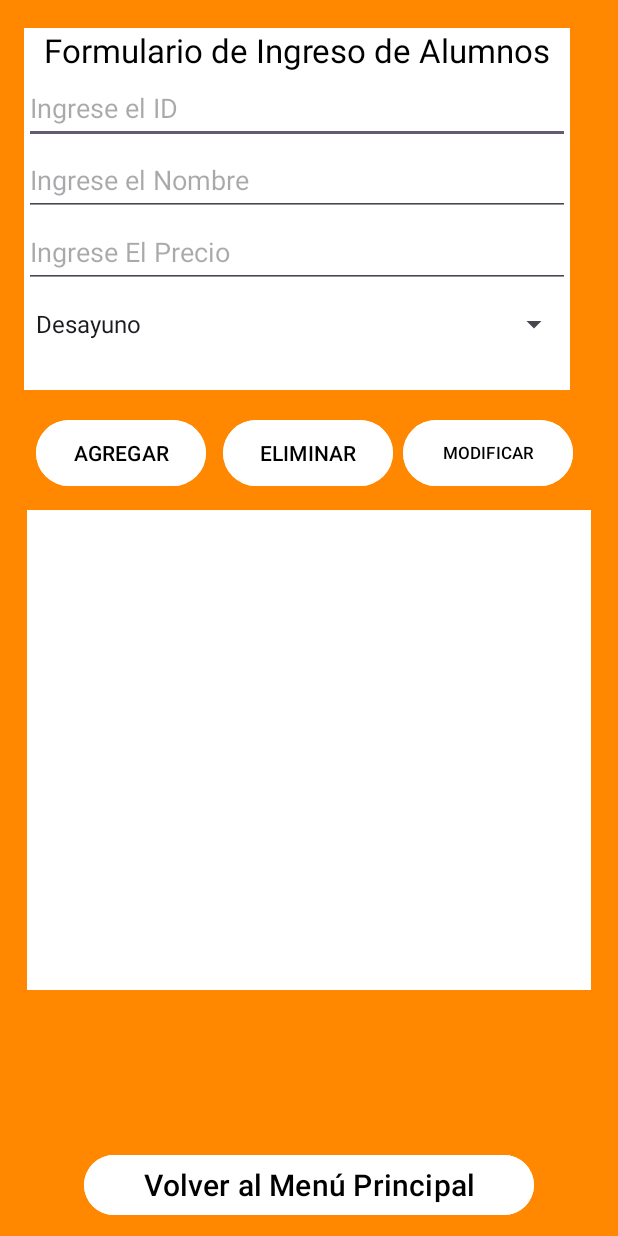
After one commit to Blank2D/Remyapp, an Android app: the CRUD screen opened directly, with no data from a screen before it, on a phone screen of 412 x 824 dp. The commit adds this screen. Run offline under Robolectric (Android 15) with nearby library versions, the phone set to English and light mode, and no system bars.

Commit message:
Evaluacion LUNES 11/11

```diff
--- a/app/src/main/AndroidManifest.xml
+++ b/app/src/main/AndroidManifest.xml
@@ -31,6 +31,8 @@
         <activity android:name=".TodasLasRecetas"></activity>
         <activity android:name=".Mapa"></activity>
         <activity android:name=".SensorActivity"></activity>
+        <activity android:name=".Multimedia"></activity>
+        <activity android:name="CRUD"></activity>
 
 
     </application>
--- /dev/null
+++ b/app/src/main/java/com/example/remyapp/CRUD.java
@@ -0,0 +1,141 @@
+package com.example.remyapp;
+
+import android.content.Intent;
+import android.os.Bundle;
+import androidx.appcompat.app.AppCompatActivity;
+//Librerias de SQLite
+import android.content.ContentValues;
+import android.database.Cursor;
+import android.database.sqlite.SQLiteDatabase;
+import android.view.View;
+import android.widget.ArrayAdapter;
+import android.widget.EditText;
+import android.widget.ListView;
+import android.widget.Spinner;
+import android.widget.Toast;
+
+
+public class CRUD extends AppCompatActivity {
+
+    //Declarar variables
+    Spinner spSpinner;
+    String[] tiposdePLato = new String[]{"Desayuno", "Entrada", "Fondo", "Postre", "Cena"};
+    EditText edtId, edtNom, edtDir;
+    ListView lista;
+
+    @Override
+    protected void onCreate(Bundle savedInstanceState) {
+        super.onCreate(savedInstanceState);
+        setContentView(R.layout.activity_crud);
+
+        //Defino los campos del formulario
+        edtId = (EditText) findViewById(R.id.edtid);
+        edtNom = (EditText) findViewById(R.id.edtNom);
+        edtDir = (EditText) findViewById(R.id.edtDir);
+        spSpinner = (Spinner) findViewById(R.id.spSpinner);
+        lista = (ListView) findViewById(R.id.lstLista);
+
+        //Poblar Spinner
+        ArrayAdapter<String> spinnerAdapter = new ArrayAdapter<>(this, android.R.layout.simple_spinner_item, tiposdePLato);
+        spinnerAdapter.setDropDownViewResource(android.R.layout.simple_spinner_dropdown_item);
+        spSpinner.setAdapter(spinnerAdapter);
+        CargarLista();
+
+    }
+
+    public void CargarLista(){
+        DataHelper dh = new DataHelper(this, "recetas.db", null, 1);
+        SQLiteDatabase bd = dh.getWritableDatabase();
+        Cursor c = bd.rawQuery("Select id, nombre, precio, tipoDePlato from recetas", null);
+        String[] arr = new String[c.getCount()];
+        if(c.moveToFirst() == true){
+            int i = 0;
+            do{
+                String linea = "||" + c.getInt(0) + "||" + c.getString(1)
+                        + "||" + c.getString(2) + "||" + c.getString(3) + "||";
+                arr[i] = linea;
+                i++;
+            }while (c.moveToNext() == true);
+            ArrayAdapter<String> adapter = new ArrayAdapter<String>
+                    (this, android.R.layout.simple_expandable_list_item_1, arr);
+            lista.setAdapter(adapter);
+            bd.close();
+        }
+    }
+
+    public void onClickAgregar (View view){
+        DataHelper dh=new DataHelper(this, "recetas.db", null, 1);
+        SQLiteDatabase bd= dh.getWritableDatabase();
+        ContentValues reg= new ContentValues();
+        reg.put("id", edtId.getText().toString());
+        reg.put("nombre", edtNom.getText().toString());
+        reg.put("precio", edtDir.getText().toString());
+        reg.put("tipoDePlato", spSpinner.getSelectedItem().toString());
+        long resp = bd.insert("recetas", null, reg);
+        bd.close();
+        if(resp==-1){
+            Toast.makeText(this,"No se ´puede ingresar la receta", Toast.LENGTH_LONG).show();
+        }else{
+            Toast.makeText(this,"Registro Agregado", Toast.LENGTH_LONG).show();
+        }
+        CargarLista();
+        limpiar();
+    }
+
+    //Metodo para limpiar los campos de texto
+    public void limpiar(){
+        edtId.setText("");
+        edtNom.setText("");
+        edtDir.setText("");
+    }
+
+    //Metodo para modificar un campo
+    public void onClickModificar(View view){
+        //Conexion a la BDD para manipular los registros
+        DataHelper dh = new DataHelper(this, "recetas.db", null, 1);
+        SQLiteDatabase bd = dh.getWritableDatabase();
+        ContentValues reg = new ContentValues();
+        //Envio los datos a modificar
+        reg.put("id", edtId.getText().toString());
+        reg.put("nombre", edtNom.getText().toString());
+        reg.put("precio", edtDir.getText().toString());
+        reg.put("tipoDePlato", spSpinner.getSelectedItem().toString());
+        //Actualizo el registro de la BBD por el RUT
+        long respuesta = bd.update("receta", reg, "id=?", new String[]{edtId.getText().toString()});
+        bd.close();
+        //Envio la respuesta al usuario
+        if (respuesta == -1){
+            Toast.makeText(this,"Dato No Modificado", Toast.LENGTH_LONG).show();
+        }else{
+            Toast.makeText(this,"Dato Modificado", Toast.LENGTH_LONG).show();
+        }
+        limpiar();
+        CargarLista();
+    }
+
+    //Metodo para Eliminar un Registro
+    public void onClickEliminar(View view){
+        //Conecto la BDD para eliminar un registro de tabla alumno
+        DataHelper dh = new DataHelper(this, "recetas.db", null, 1);
+        SQLiteDatabase bd = dh.getWritableDatabase();
+        //Ingreso el rut del registro a modificar
+        String idEliminar = edtId.getText().toString();
+        //Query para eliminar el registro
+        long respuesta = bd.delete("recetas", "id=" + idEliminar, null);
+        bd.close();
+        //Verifico que el registro se elimine
+        if (respuesta == -1){
+            Toast.makeText(this,"Dato No Eliminado", Toast.LENGTH_LONG).show();
+        }else {
+            Toast.makeText(this,"Dato Eliminado", Toast.LENGTH_LONG).show();
+        }
+        limpiar();
+        CargarLista();
+
+    }
+
+    public void onClickvolver(View view){
+        Intent intent = new Intent(this, AccesoActivity.class);
+        startActivity(intent);
+    }
+}
--- /dev/null
+++ b/app/src/main/java/com/example/remyapp/DataHelper.java
@@ -0,0 +1,26 @@
+package com.example.remyapp;
+
+
+import android.content.Context;
+import android.database.sqlite.SQLiteDatabase;
+import android.database.sqlite.SQLiteOpenHelper;
+
+import org.jetbrains.annotations.Nullable;
+
+
+public class DataHelper extends SQLiteOpenHelper{
+    public DataHelper(@Nullable Context context, @Nullable String name, @Nullable SQLiteDatabase.CursorFactory factory, int version){
+        super(context, name, factory, version+1);
+    }
+
+    @Override
+    public void onCreate(SQLiteDatabase db){
+        db.execSQL("CREATE TABLE recetas(id INTEGER PRIMARY KEY, nombre TEXT, precio TEXT, tipoDePlato TEXT, nota INTEGER)");
+    }
+
+    @Override
+    public void onUpgrade(SQLiteDatabase db, int oldVersion, int newVersion){
+        db.execSQL("DROP TABLE IF EXISTS recetas ");
+        db.execSQL("CREATE TABLE recetas(id INTEGER PRIMARY KEY, nombre TEXT, precio TEXT, tipoDePlato TEXT, nota INTEGER)");
+    }
+}
--- /dev/null
+++ b/app/src/main/res/layout/activity_crud.xml
@@ -0,0 +1,129 @@
+<?xml version="1.0" encoding="utf-8"?>
+<androidx.constraintlayout.widget.ConstraintLayout xmlns:android="http://schemas.android.com/apk/res/android"
+    xmlns:app="http://schemas.android.com/apk/res-auto"
+    xmlns:tools="http://schemas.android.com/tools"
+    android:id="@+id/main"
+    android:layout_width="match_parent"
+    android:layout_height="match_parent"
+    android:background="@android:color/holo_orange_dark"
+    tools:context=".CRUD">
+
+    <LinearLayout
+        android:background="@color/white"
+        android:layout_width="364dp"
+        android:layout_height="241dp"
+        android:layout_marginStart="16dp"
+        android:orientation="vertical"
+        app:layout_constraintBottom_toBottomOf="parent"
+        app:layout_constraintStart_toStartOf="parent"
+        app:layout_constraintTop_toTopOf="parent"
+        app:layout_constraintVertical_bias="0.032">
+
+        <TextView
+            android:layout_width="match_parent"
+            android:layout_height="wrap_content"
+            android:gravity="center"
+            android:text="Formulario de Ingreso de Alumnos"
+            android:textColor="#000"
+            android:textSize="22dp" />
+
+        <EditText
+            android:id="@+id/edtid"
+            android:layout_width="match_parent"
+            android:layout_height="wrap_content"
+            android:hint="Ingrese el ID"
+            android:minHeight="48dp" />
+
+        <EditText
+            android:id="@+id/edtNom"
+            android:layout_width="match_parent"
+            android:layout_height="wrap_content"
+            android:hint="Ingrese el Nombre"
+            android:minHeight="48dp" />
+
+        <EditText
+            android:id="@+id/edtDir"
+            android:layout_width="match_parent"
+            android:layout_height="wrap_content"
+            android:hint="Ingrese El Precio"
+            android:minHeight="48dp" />
+
+        <Spinner
+            android:id="@+id/spSpinner"
+            android:layout_width="match_parent"
+            android:layout_height="wrap_content"
+            android:minHeight="48dp"
+            android:contentDescription="s"/>
+    </LinearLayout>
+
+    <Button
+
+        android:layout_width="113dp"
+        android:layout_height="52dp"
+        android:layout_marginTop="276dp"
+        android:backgroundTint="#FFFFFF"
+        android:onClick="onClickAgregar"
+        android:text="AGREGAR"
+        android:textColor="#000"
+        app:layout_constraintEnd_toEndOf="parent"
+        app:layout_constraintHorizontal_bias="0.081"
+        app:layout_constraintStart_toStartOf="parent"
+        app:layout_constraintTop_toTopOf="parent" />
+
+    <Button
+        android:layout_width="113dp"
+        android:layout_height="52dp"
+        android:layout_marginTop="276dp"
+        android:backgroundTint="#FFFFFF"
+        android:onClick="onClickEliminar"
+        android:text="ELIMINAR"
+        android:textColor="#000"
+        app:layout_constraintEnd_toEndOf="parent"
+        app:layout_constraintHorizontal_bias="0.498"
+        app:layout_constraintStart_toStartOf="parent"
+        app:layout_constraintTop_toTopOf="parent" />
+
+    <Button
+        android:layout_width="113dp"
+        android:layout_height="52dp"
+        android:layout_marginTop="276dp"
+        android:backgroundTint="#FFFFFF"
+        android:onClick="onClickModificar"
+        android:text="MODIFICAR"
+        android:textColor="#000"
+        android:textSize="11sp"
+        app:layout_constraintEnd_toEndOf="parent"
+        app:layout_constraintHorizontal_bias="0.899"
+        app:layout_constraintStart_toStartOf="parent"
+        app:layout_constraintTop_toTopOf="parent" />
+
+    <ListView
+        android:background="@color/white"
+        android:id="@+id/lstLista"
+        android:layout_width="376dp"
+        android:layout_height="320dp"
+        android:layout_marginTop="340dp"
+        app:layout_constraintEnd_toEndOf="parent"
+        app:layout_constraintHorizontal_bias="0.5"
+        app:layout_constraintStart_toStartOf="parent"
+        app:layout_constraintTop_toTopOf="parent" />
+
+    <Button
+        android:id="@+id/botonrdd"
+        android:layout_width="300dp"
+        android:layout_height="wrap_content"
+        android:layout_gravity="center"
+        android:layout_marginBottom="10dp"
+        android:backgroundTint="@color/white"
+        android:gravity="center"
+        android:onClick="onClickvolver"
+        android:text="Volver al Menú Principal"
+        android:textColor="@color/black"
+        android:textSize="20dp"
+        app:layout_constraintStart_toStartOf="parent"
+        app:layout_constraintEnd_toEndOf="parent"
+        app:layout_constraintBottom_toBottomOf="parent"
+        />
+
+
+</androidx.constraintlayout.widget.ConstraintLayout>
```
Also changed, not shown: app/src/main/java/com/example/remyapp/AccesoActivity.java (+13 -0 lines), app/src/main/java/com/example/remyapp/Multimedia.java (added, +80 -0 lines), app/src/main/res/layout/activity_acceso.xml (+33 -32 lines), app/src/main/res/layout/activity_multimedia.xml (added, +72 -0 lines), 2 other files.
